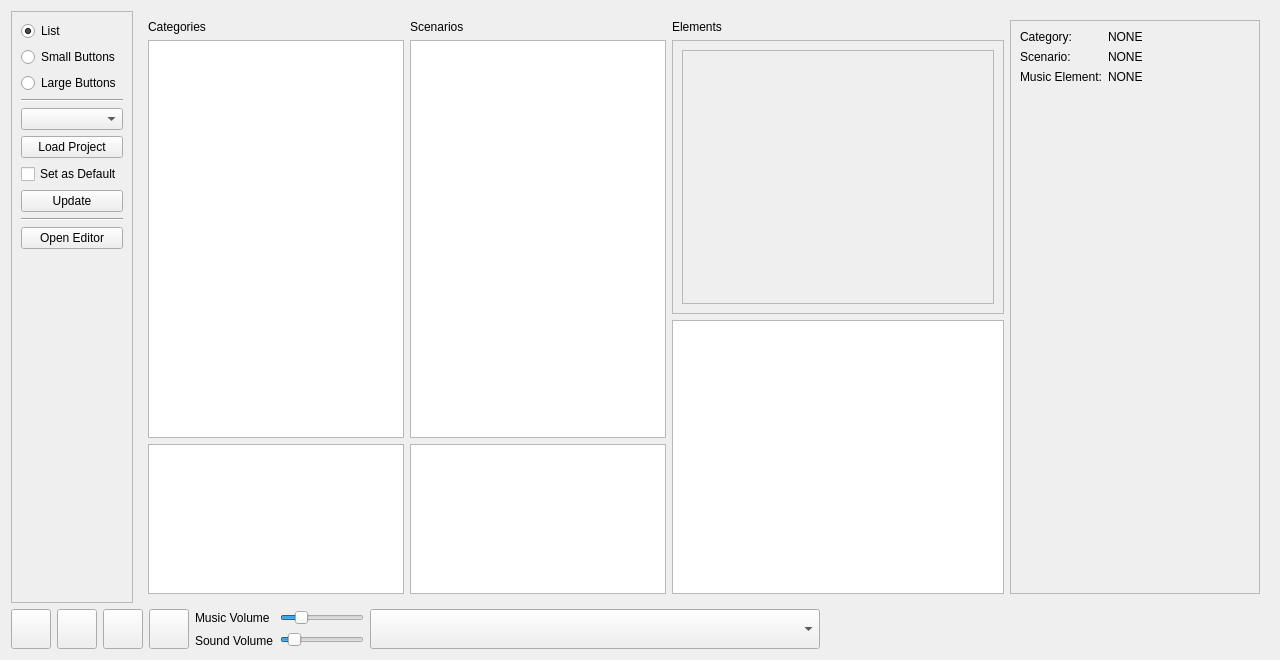
Above: tools/audiotool.ui from PhilInTheGaps/GM-Companion before the change. Below: the same form after it.
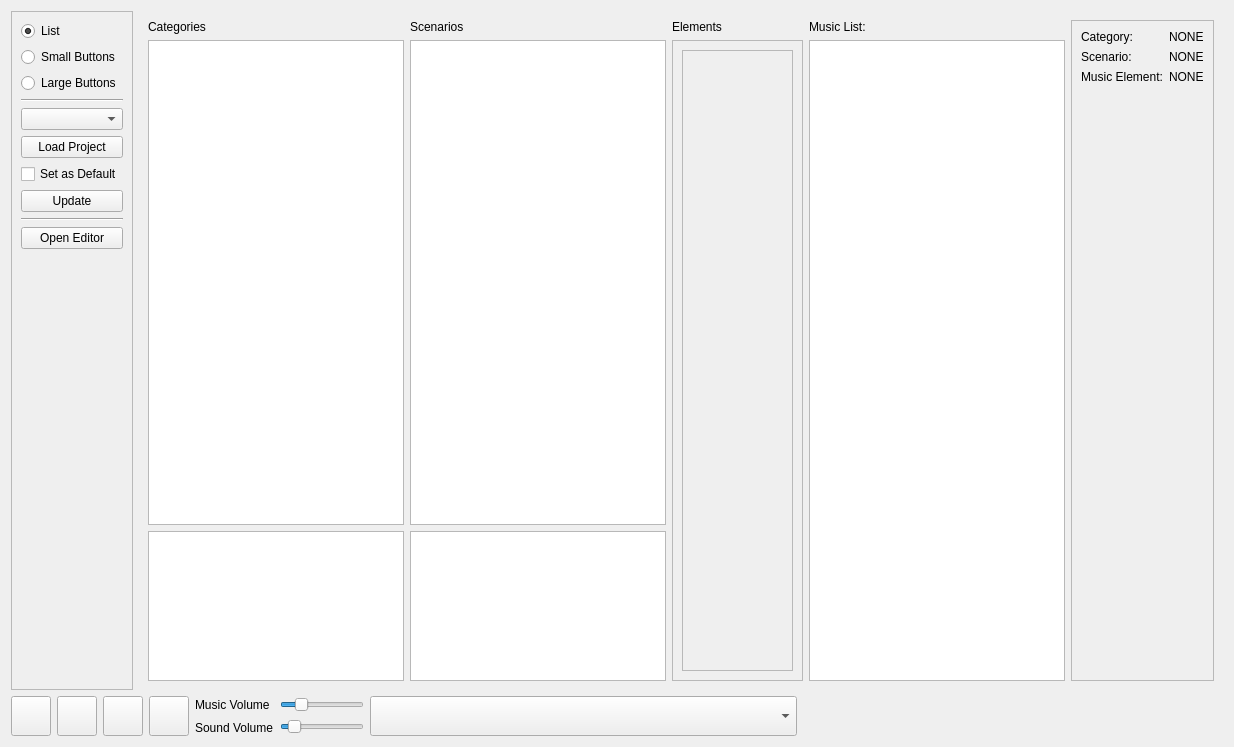
That is the form after the change. Icons and pictures are not drawn.

```diff
--- a/tools/audiotool.ui
+++ b/tools/audiotool.ui
@@ -6,8 +6,8 @@
    <rect>
     <x>0</x>
     <y>0</y>
-    <width>1280</width>
-    <height>660</height>
+    <width>1234</width>
+    <height>747</height>
    </rect>
   </property>
   <property name="windowTitle">
@@ -293,8 +293,8 @@
                  <rect>
                   <x>0</x>
                   <y>0</y>
-                  <width>333</width>
-                  <height>271</height>
+                  <width>135</width>
+                  <height>636</height>
                  </rect>
                 </property>
                 <layout class="QVBoxLayout" name="verticalLayout_11">
@@ -312,8 +312,26 @@
                </widget>
               </widget>
              </item>
+            </layout>
+           </item>
+           <item>
+            <layout class="QVBoxLayout" name="verticalLayout_12">
              <item>
-              <widget class="QListWidget" name="listWidget_songs"/>
+              <widget class="QLabel" name="label_2">
+               <property name="text">
+                <string>Music List:</string>
+               </property>
+              </widget>
+             </item>
+             <item>
+              <widget class="QListWidget" name="listWidget_songs">
+               <property name="sizePolicy">
+                <sizepolicy hsizetype="Maximum" vsizetype="Expanding">
+                 <horstretch>0</horstretch>
+                 <verstretch>0</verstretch>
+                </sizepolicy>
+               </property>
+              </widget>
              </item>
             </layout>
            </item>
```
